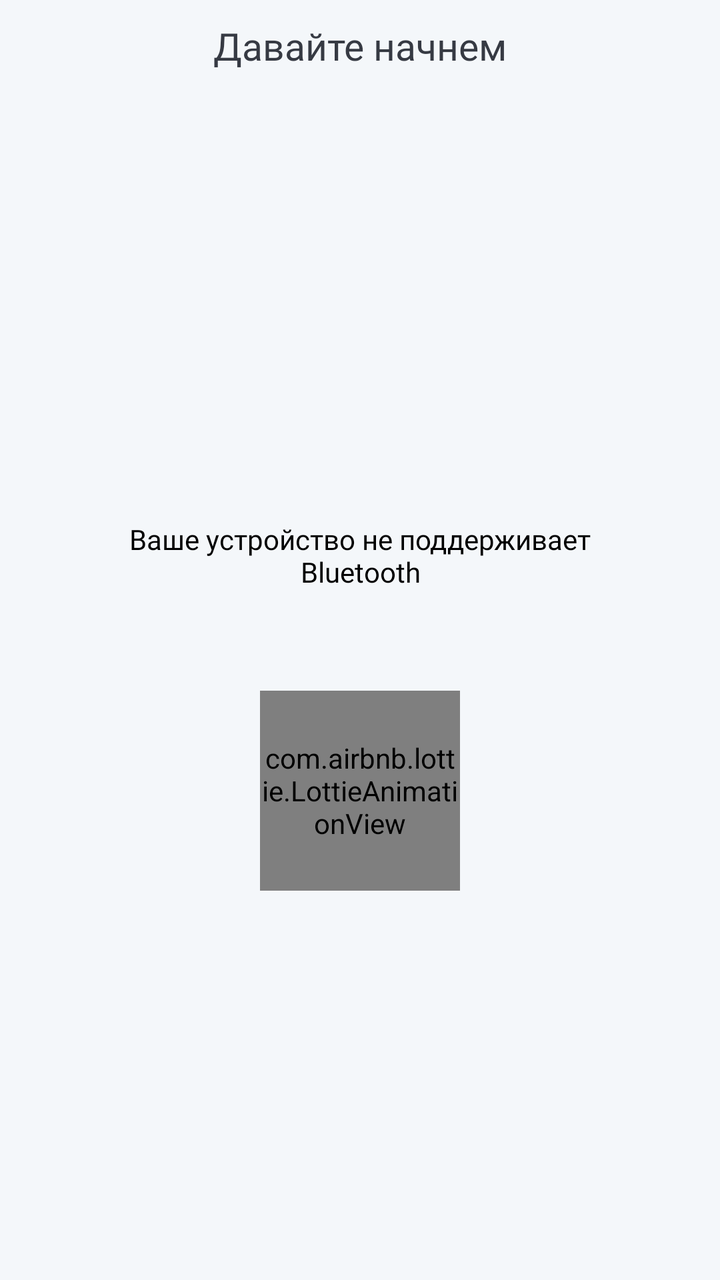
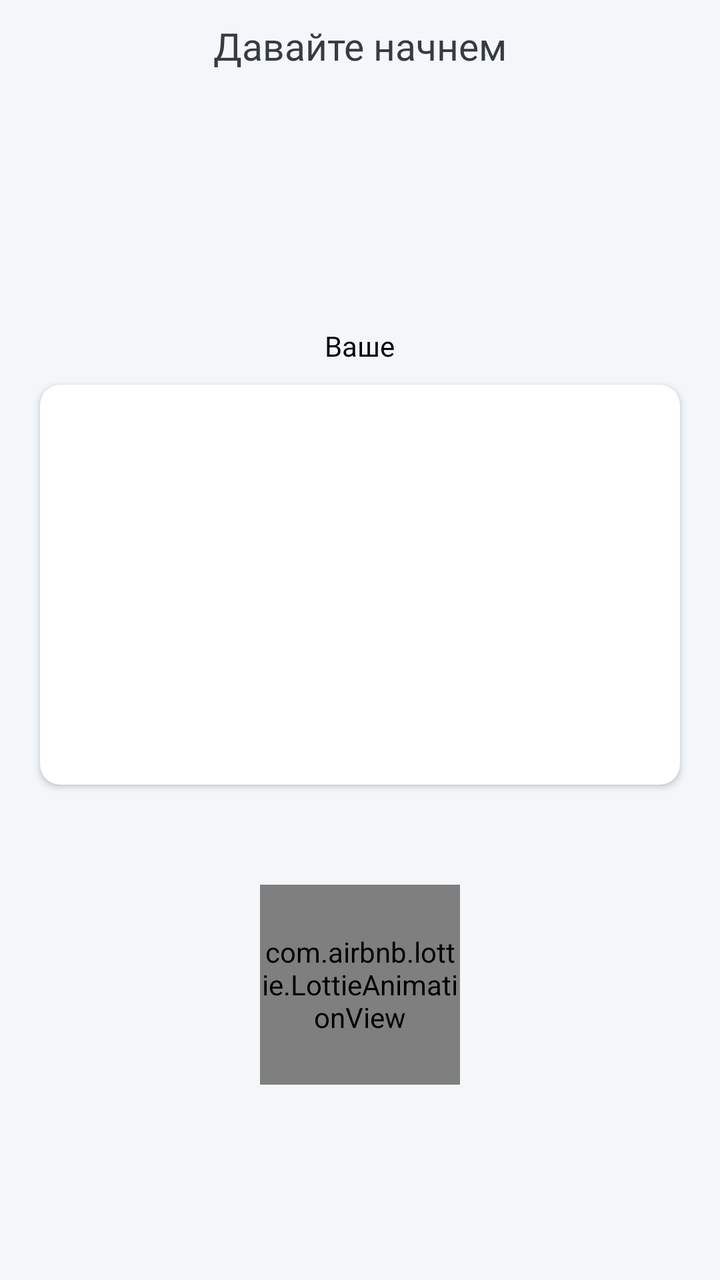

Before-and-after screenshots of an Android layout around one commit, followed by the original layout XML and the change that was made.
<!-- AndroidManifest.xml: application theme Theme.StepLifeApp -->
<!-- res/layout/activity_bt_module.xml -->
<?xml version="1.0" encoding="utf-8"?>
<FrameLayout xmlns:android="http://schemas.android.com/apk/res/android"
    xmlns:app="http://schemas.android.com/apk/res-auto"
    xmlns:tools="http://schemas.android.com/tools"
    android:layout_width="match_parent"
    android:layout_height="match_parent"
    android:background="@color/MainGray"
    tools:context=".Bt_module">


    <LinearLayout
        android:layout_width="match_parent"
        android:layout_height="match_parent"
        android:orientation="vertical">

        <TextView
            android:layout_marginLeft="10dp"
            android:layout_marginRight="10dp"
            android:layout_width="wrap_content"
            android:layout_height="wrap_content"
            android:gravity="top"
            android:layout_marginTop="10dp"
            android:layout_gravity="center_horizontal"
            android:fontFamily="@font/montserratsemibold"
            android:text="Давайте начнем"
            android:textColor="@color/BlackSviut"
            android:textSize="19sp" />

        <FrameLayout
            android:layout_width="match_parent"
            android:layout_height="match_parent">

            <LinearLayout
                android:layout_width="match_parent"
                android:layout_gravity="center"
                android:layout_height="wrap_content"
                android:orientation="vertical">

                <TextView
                    android:id="@+id/CheckOutText"

                    android:layout_marginLeft="50dp"
                    android:layout_marginRight="50dp"
                    android:layout_width="wrap_content"
                    android:layout_height="wrap_content"
                    android:gravity="center"
                    android:layout_marginTop="30dp"
                    android:layout_gravity="center_horizontal"
                    android:fontFamily="@font/montserratsemibold"
                    android:text="Ваше устройство не поддерживает Bluetooth"
                    android:textColor="@color/black"
                    android:textSize="14sp" />

                <com.airbnb.lottie.LottieAnimationView
                    android:id="@+id/animationView"
                    android:layout_marginTop="50dp"
                    android:layout_gravity="center_horizontal"
                    android:layout_width="100dp"
                    android:layout_height="100dp"
                    app:lottie_rawRes="@raw/wavedownloadanimation"
                    app:lottie_autoPlay="true"
                    app:lottie_loop="true"/>

                <Button
                    android:visibility="gone"
                    android:id="@+id/buttonConnectBt"
                    android:layout_width="match_parent"
                    android:layout_height="45dp"

                    android:layout_marginRight="60dp"
                    android:layout_marginLeft="60dp"
                    android:layout_gravity="bottom"
                    android:layout_marginBottom="0dp"
                    android:textSize="12dp"
                    android:fontFamily="@font/montserratsemibold"
                    android:background="@drawable/buttonstyle2"
                    android:text="Включить bluetooth"
                    android:textColor="@color/black"
                    android:theme="@style/Theme.ButtonWhite"
                    app:layout_constraintBottom_toBottomOf="parent"
                    app:layout_constraintStart_toStartOf="parent" />
            </LinearLayout>


        </FrameLayout>
    </LinearLayout>

</FrameLayout>
<!-- resources referenced by this layout -->
<resources>
  <color name="BlackSviut">#363A43</color>
  <color name="MainGray">#F4F7FA</color>
  <color name="black">#FF000000</color>
  <!-- drawable buttonstyle2 (drawable) -->
  <?xml version="1.0" encoding="utf-8"?>
  <shape xmlns:android="http://schemas.android.com/apk/res/android"
      android:shape="rectangle">
      <solid android:color="@color/MainYellow"/>
  
  
  
      <corners
          android:topLeftRadius="15dp"
          android:topRightRadius="0dp"
          android:bottomLeftRadius="0dp"
          android:bottomRightRadius="15dp"/>
  </shape>
  <style name="Theme.ButtonWhite" parent="Base.Widget.AppCompat.Button.Colored">
          <item name="colorPrimary">@color/MainYellow</item>
      </style>
  <style name="Theme.StepLifeApp" parent="Theme.MaterialComponents.DayNight.DarkActionBar">
          
  
          
  
          
          <item name="android:statusBarColor">@android:color/transparent</item>
          
      </style>
  <color name="MainYellow">#FFDF43</color>
</resources>

<!-- the commit's change to res/layout/activity_bt_module.xml (unified diff, before → after) -->
@@ -44,12 +44,30 @@
                     android:layout_width="wrap_content"
                     android:layout_height="wrap_content"
                     android:gravity="center"
+                    android:layout_marginBottom="10dp"
                     android:layout_marginTop="30dp"
                     android:layout_gravity="center_horizontal"
                     android:fontFamily="@font/montserratsemibold"
-                    android:text="Ваше устройство не поддерживает Bluetooth"
+                    android:text="Ваше"
                     android:textColor="@color/black"
                     android:textSize="14sp" />
+
+                <androidx.cardview.widget.CardView
+                    android:id="@+id/CardDevice"
+                    android:minHeight="200dp"
+                    android:layout_marginLeft="20dp"
+                    android:layout_marginRight="20dp"
+                    android:layout_width="match_parent"
+                    app:cardCornerRadius="10dp"
+                    android:layout_height="match_parent">
+                    <androidx.recyclerview.widget.RecyclerView
+                        android:visibility="visible"
+                        android:id="@+id/BtRecycle"
+                        android:layout_width="match_parent"
+                        android:layout_height="match_parent">
+
+                    </androidx.recyclerview.widget.RecyclerView>
+                </androidx.cardview.widget.CardView>
 
                 <com.airbnb.lottie.LottieAnimationView
                     android:id="@+id/animationView"
